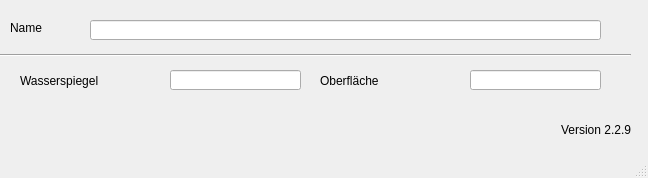
hoettges/QKan, file qkan/database/templates/speicherkennlinien.ui: the form before one commit.
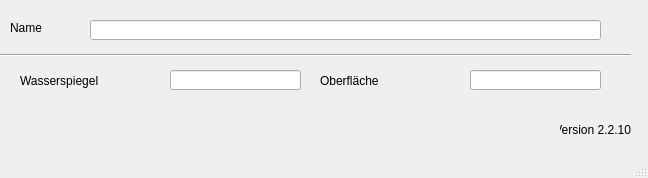
The form after the commit.

```diff
--- a/qkan/database/templates/speicherkennlinien.ui
+++ b/qkan/database/templates/speicherkennlinien.ui
@@ -109,7 +109,7 @@
      <string>Version QKan Import</string>
     </property>
     <property name="text">
-     <string>Version 2.2.9</string>
+     <string>Version 2.2.10</string>
     </property>
     <property name="alignment">
      <set>Qt::AlignRight|Qt::AlignTrailing|Qt::AlignVCenter</set>
```
